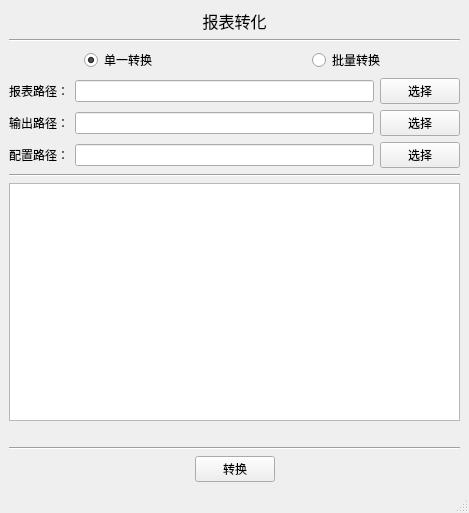
Qt form JianCeBaoBiaoZhuanHuan/converter.ui (YouRockMyWorld/Python_Projects) before a commit.
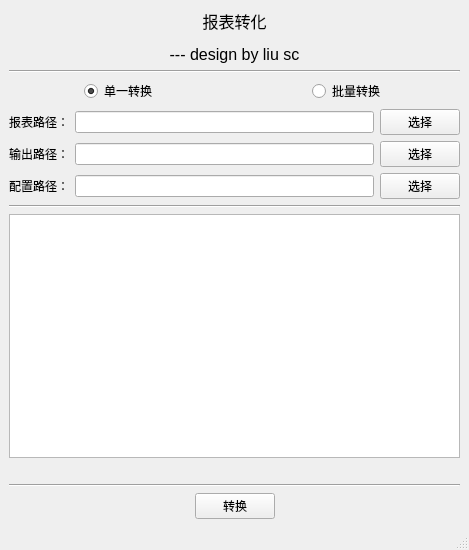
The same form after that commit.

Commit message:
功能优化
跳过隐藏的sheet，添加tooltips

The edit to the form file:
```diff
--- a/JianCeBaoBiaoZhuanHuan/converter.ui
+++ b/JianCeBaoBiaoZhuanHuan/converter.ui
@@ -7,7 +7,7 @@
     <x>0</x>
     <y>0</y>
     <width>469</width>
-    <height>513</height>
+    <height>550</height>
    </rect>
   </property>
   <property name="sizePolicy">
@@ -16,6 +16,12 @@
     <verstretch>0</verstretch>
    </sizepolicy>
   </property>
+  <property name="minimumSize">
+   <size>
+    <width>450</width>
+    <height>550</height>
+   </size>
+  </property>
   <property name="windowTitle">
    <string>报表转换器</string>
   </property>
@@ -31,7 +37,7 @@
        </font>
       </property>
       <property name="text">
-       <string>报表转化</string>
+       <string>&lt;html&gt;&lt;head/&gt;&lt;body&gt;&lt;p&gt;报表转化&lt;/p&gt;&lt;p&gt;--- design by liu sc&lt;/p&gt;&lt;/body&gt;&lt;/html&gt;</string>
       </property>
       <property name="alignment">
        <set>Qt::AlignCenter</set>
```
Left out of the diff: 6 changed lines with no effect on the pictures. The commit also changes 2 other files.
